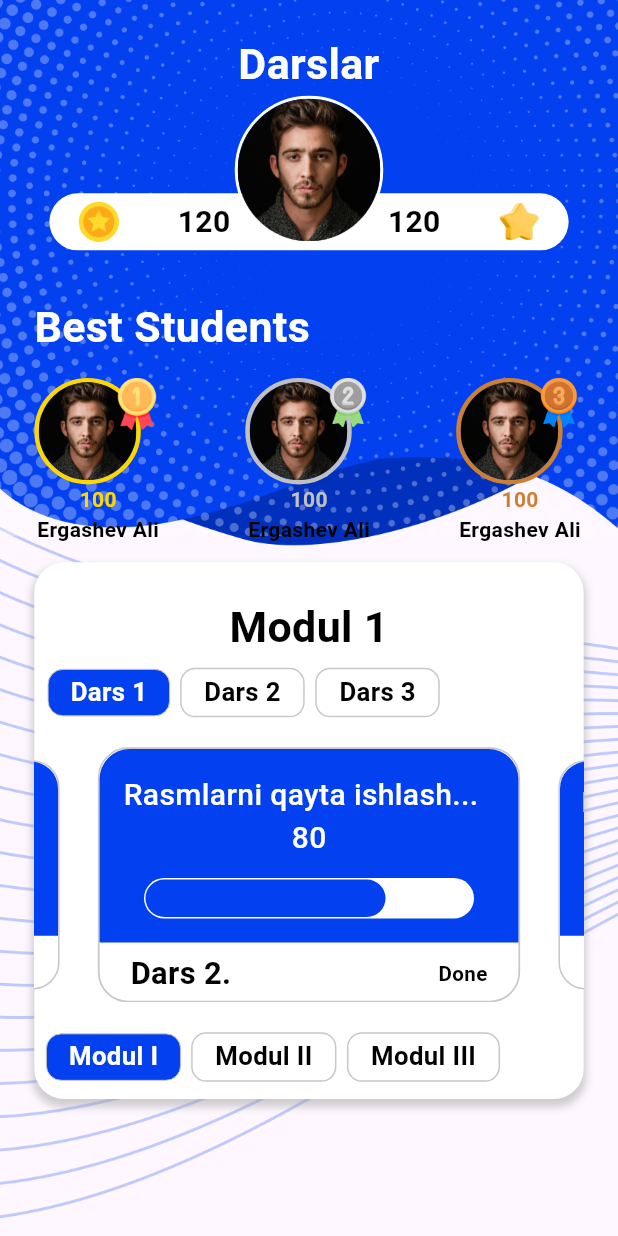
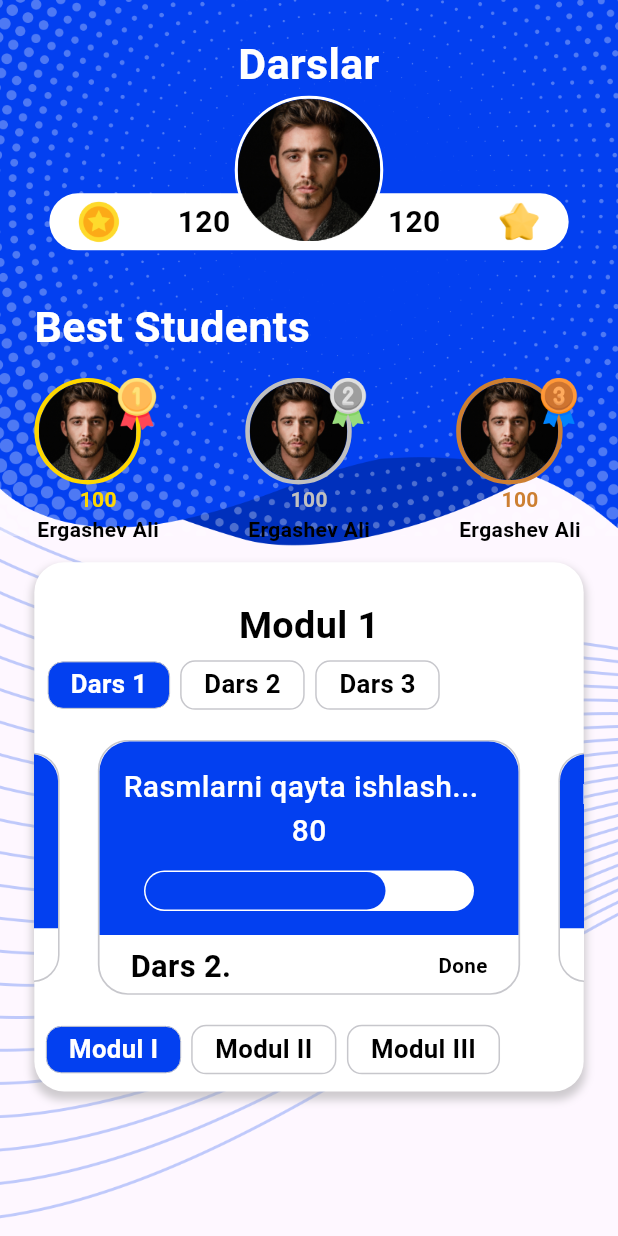
Before and after one commit to shceo/rivojedu, a Flutter app: the LessonsPage screen opened directly, on a phone screen of 412 x 824 dp. Run offline on Flutter 3.47's test engine with Material 3 defaults, Android fonts, the light colour scheme and no system bars; our stand-ins replace awesome_notifications, bloc, dio, equatable, firebase_core, flutter_bloc and 11 more; accounts and stored records are empty; project files that could hold a hidden picture were left out.

Commit message:
small fix

```diff
--- a/lib/src/widgets/swipper_item.dart
+++ b/lib/src/widgets/swipper_item.dart
@@ -43,7 +43,7 @@ class _SwipperItemState extends State<SwipperItem> {
               "Modul 1",
               style: TextStyle(
                   color: Colors.black,
-                  fontSize: 25.w,
+                  fontSize: 22.w,
                   fontWeight: FontWeight.w700),
             ),
           ),
```
